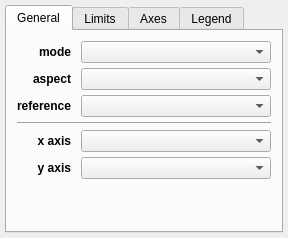
This is glue_heatmap/qt/options_widget.ui in gluesolutions/glue-heatmap as Qt 5 draws it before an edit. The edited form follows.
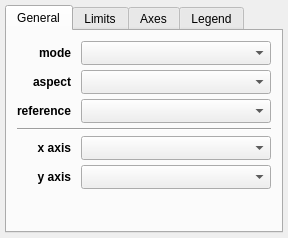
This is the edited form. Custom widgets are drawn as their Qt base class.

```diff
--- a/glue_heatmap/qt/options_widget.ui
+++ b/glue_heatmap/qt/options_widget.ui
@@ -76,14 +76,14 @@
        <item row="1" column="1">
         <widget class="QComboBox" name="combosel_aspect">
          <property name="sizeAdjustPolicy">
-          <enum>QComboBox::AdjustToMinimumContentsLength</enum>
+          <enum>QComboBox::AdjustToMinimumContentsLengthWithIcon</enum>
          </property>
         </widget>
        </item>
        <item row="2" column="1">
         <widget class="QComboBox" name="combosel_reference_data">
          <property name="sizeAdjustPolicy">
-          <enum>QComboBox::AdjustToMinimumContentsLength</enum>
+          <enum>QComboBox::AdjustToMinimumContentsLengthWithIcon</enum>
          </property>
         </widget>
        </item>
@@ -126,7 +126,7 @@
        <item row="0" column="1">
         <widget class="QComboBox" name="combosel_color_mode">
          <property name="sizeAdjustPolicy">
-          <enum>QComboBox::AdjustToMinimumContentsLength</enum>
+          <enum>QComboBox::AdjustToMinimumContentsLengthWithIcon</enum>
          </property>
         </widget>
        </item>
@@ -181,14 +181,14 @@
        <item row="5" column="1">
         <widget class="QComboBox" name="combosel_y_att_world">
          <property name="sizeAdjustPolicy">
-          <enum>QComboBox::AdjustToMinimumContentsLength</enum>
+          <enum>QComboBox::AdjustToMinimumContentsLengthWithIcon</enum>
          </property>
         </widget>
        </item>
        <item row="4" column="1">
         <widget class="QComboBox" name="combosel_x_att_world">
          <property name="sizeAdjustPolicy">
-          <enum>QComboBox::AdjustToMinimumContentsLength</enum>
+          <enum>QComboBox::AdjustToMinimumContentsLengthWithIcon</enum>
          </property>
         </widget>
        </item>
```
